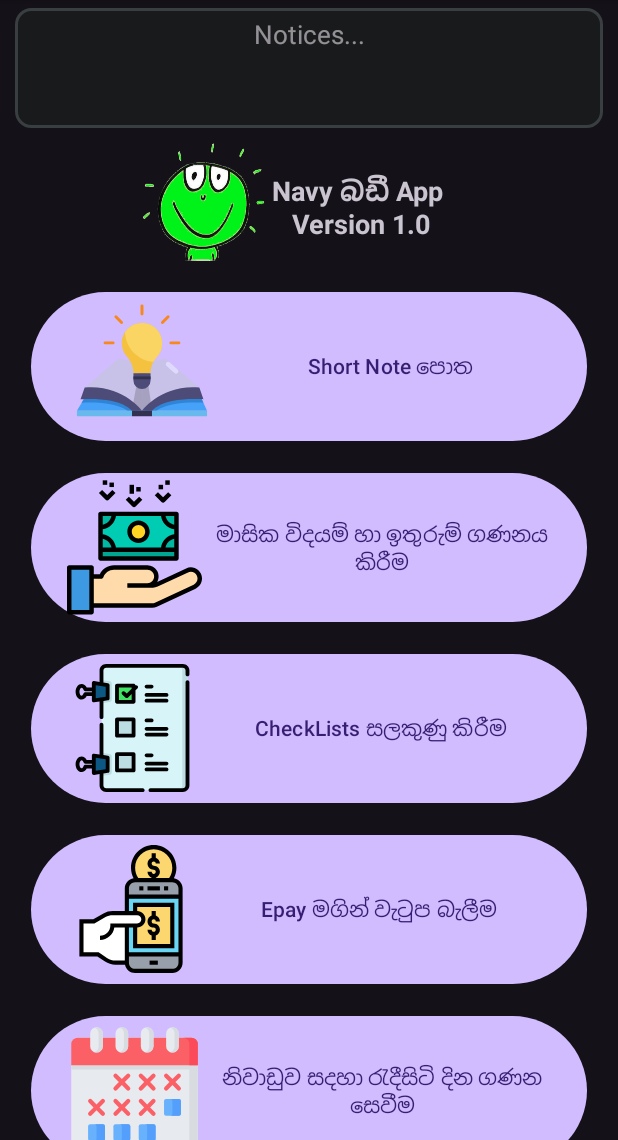
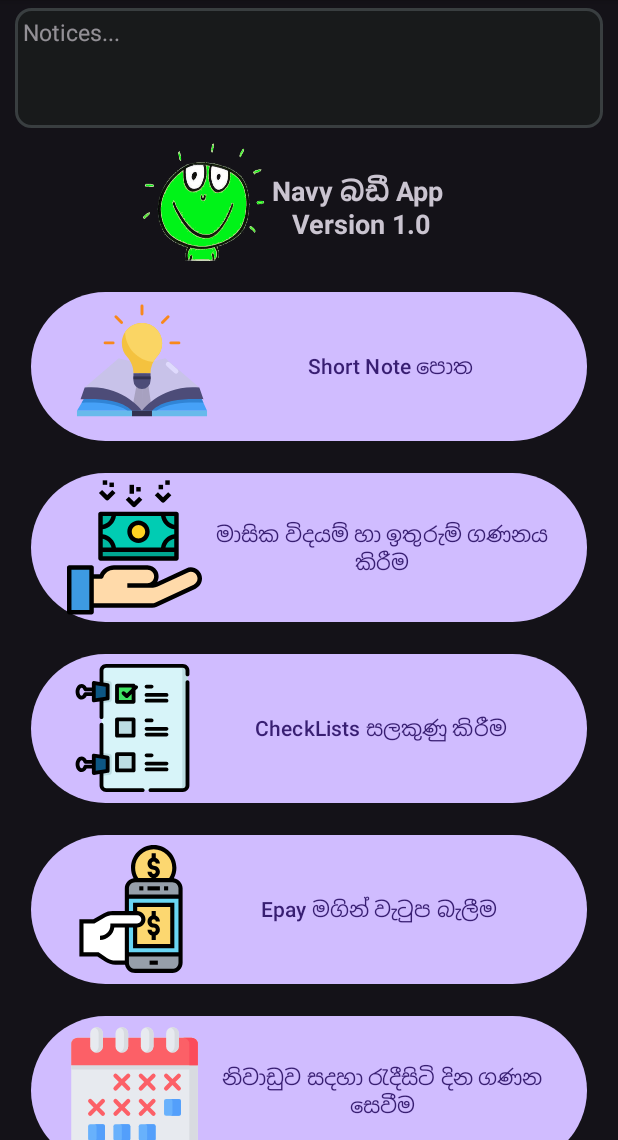
Before and after one commit to hankyoTutorials/navyBuddyApp, an Android app built with Jetpack Compose: the screen it shows after launch (MainActivity), on a phone screen of 412 x 824 dp, the part 96-1236 px from its top. Run offline under Robolectric (Android 15) with nearby library versions, the light colour scheme and no system bars; libraries missing offline, so code that uses them is left out: com.androidnetworking, com.androidnetworking.common, com.androidnetworking.error, com.androidnetworking.interfaces; 2 statements that could not run were skipped.

Commit message:
update project

```diff
--- a/app/src/main/res/layout/activity_main.xml
+++ b/app/src/main/res/layout/activity_main.xml
@@ -41,9 +41,9 @@
                 android:layout_width="match_parent"
                 android:layout_height="wrap_content"
                 android:padding="5dp"
+                android:autoLink="all"
                 android:hint="Notices..."
-                android:textSize="17dp"
-                android:textAlignment="center"/>
+                android:textSize="15dp"/>
 
             </androidx.core.widget.NestedScrollView>
 
```
Also changed, not shown: 2 other files.
